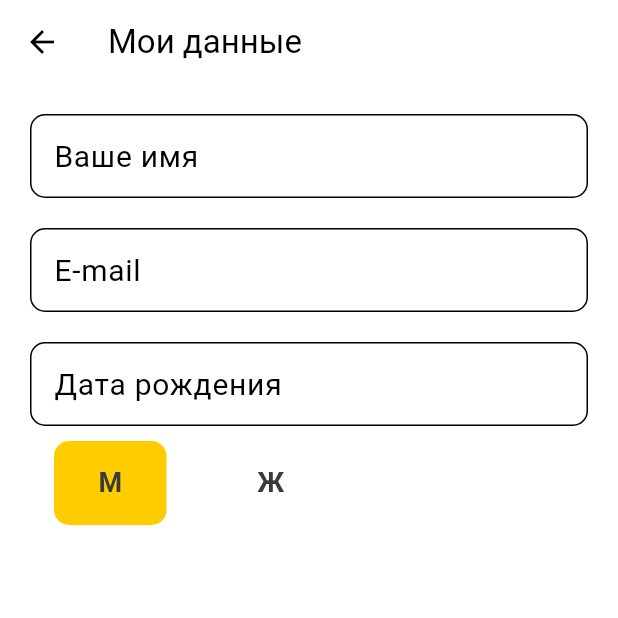
After one commit to soulwound/fusion-app, a Flutter app: the screen it shows after launch, item 4 of the bottom bar chosen, after a tap on "Мои данные", on a phone screen of 412 x 824 dp, the top half of it. The commit adds this screen. Run offline on Flutter 3.47's test engine with Material 3 defaults, Android fonts, the phone set to English and light mode, and no system bars; our stand-ins replace qr_flutter.

Commit message:
Add profile and profile data pages. Make a navigation

```diff
--- a/lib/pages/home_page.dart
+++ b/lib/pages/home_page.dart
@@ -4,9 +4,9 @@ import 'package:qr_flutter/qr_flutter.dart';
 
 class HomePage extends StatelessWidget{
 
-  HomePage({super.key});
+  const HomePage({super.key});
 
-  bool isQRMenuExpanded = false;
+  final bool isQRMenuExpanded = false;
 
   @override
   Widget build(BuildContext context) {
@@ -24,7 +24,7 @@ class HomePage extends StatelessWidget{
               ),
             ),
           ),
-          QRMenu(),
+          const QRMenu(),
           BallBalance(balance:12),
           NewsBlock()
         ],
--- a/lib/pages/navigation.dart
+++ b/lib/pages/navigation.dart
@@ -2,6 +2,7 @@ import 'package:flutter/material.dart';
 import 'package:fusion_app/pages/home_page.dart';
 import 'package:fusion_app/pages/qr_page.dart';
 import 'package:fusion_app/themes/light_theme.dart';
+import 'package:fusion_app/pages/profile_page.dart';
 
 class FABBottomNavigationBarItem {
   FABBottomNavigationBarItem({required this.iconData, required this.text, required this.style});
@@ -54,7 +55,7 @@ class _FABBottomNavigationBarState extends State<FABBottomNavigationBar> {
     HomePage(),
     Text('Order'),
     Text('cart'),
-    Text('profile'),
+    ProfilePage(),
     QrPage()
   ];
 
--- /dev/null
+++ b/lib/pages/profile_page.dart
@@ -0,0 +1,203 @@
+import 'package:flutter/material.dart';
+import 'package:fusion_app/pages/home_page.dart';
+import 'package:fusion_app/themes/light_theme.dart';
+import 'package:qr_flutter/qr_flutter.dart';
+
+class ProfilePage extends StatelessWidget {
+
+  const ProfilePage({super.key});
+
+  @override
+  Widget build(BuildContext context) {
+    return Scaffold(
+      body: ListView(
+        children: [
+          ListTile(
+            title: Text('Виктор'),
+            subtitle: Text('+7(921)610-87-10'),
+            leading: Container(
+              child: Icon(Icons.person_outline, size: 60),
+              decoration: BoxDecoration(
+                  borderRadius: BorderRadius.circular(10),
+                  color: lightMode.colorScheme.primaryContainer
+              ),
+            ),
+          ),
+          ListTile(
+            title: Text('Мои данные'),
+            leading: Icon(Icons.admin_panel_settings_rounded),
+            onTap: () {
+              Navigator.push(
+                context,
+                MaterialPageRoute(
+                    builder: (context) => UserDataPage()
+                )
+              );
+            },
+          ),
+          ListTile(
+            title: Text('История заказов'),
+            leading: Icon(Icons.calendar_month_rounded),
+            onTap: () {},
+          ),
+          ListTile(
+            title: Text('Мои карты'),
+            leading: Icon(Icons.credit_card_rounded),
+            onTap: () {},
+          ),
+          ListTile(
+            title: Text('О нас'),
+            leading: Icon(Icons.info_rounded),
+            onTap: () {},
+          ),
+          ListTile(
+            title: Text('Выйти'),
+            leading: Icon(Icons.exit_to_app_rounded),
+            onTap: () {},
+          ),
+        ],
+      ),
+    );
+  }
+}
+
+class UserDataPage extends StatelessWidget{
+  const UserDataPage({super.key});
+
+  @override
+  Widget build(BuildContext context) {
+    return Scaffold(
+      appBar: AppBar(
+        title: const Text('Мои данные'),
+      ),
+      body: Container(
+        padding: const EdgeInsets.only(
+          left: 20,
+          right: 20,
+          top: 10
+        ),
+        child: const Column(
+          children: [
+            UserDataTextField(textFieldLabel: 'Ваше имя'),
+            UserDataTextField(textFieldLabel: 'E-mail'),
+            UserDataTextField(textFieldLabel: 'Дата рождения'),
+            Row(
+              children: [
+                UserDataGenderRadio(),
+              ],
+            )
+          ],
+        ),
+      ),
+    );
+  }
+}
+
+class UserDataTextField extends StatelessWidget{
+
+  final String textFieldLabel;
+
+  const UserDataTextField({super.key, required this.textFieldLabel});
+
+  @override
+  Widget build(BuildContext context) {
+    return Container(
+      padding: const EdgeInsets.only(
+        top: 10,
+        bottom: 10
+      ),
+      child: TextField(
+        decoration: InputDecoration(
+          border: OutlineInputBorder(
+              borderRadius: BorderRadius.circular(10)
+          ),
+          label: Text(textFieldLabel, style: TextStyle(fontSize: 20),),
+        ),
+      ),
+    );
+  }
+}
+
+class UserDataGenderRadio extends StatefulWidget {
+  const UserDataGenderRadio({super.key});
+
+
+  @override
+  State<StatefulWidget> createState() => UserDataGenderRadioState();
+
+}
+
+class UserDataGenderRadioState extends State<UserDataGenderRadio> {
+
+  int _value = 1;
+
+  @override
+  Widget build(BuildContext context) {
+    return Row(
+      children: [
+        UserDataGenderRadioTile(
+            value: 1,
+            onChanged: (value) => setState(() { _value = value; }),
+            leading: 'М',
+            selectedValue: _value
+        ),
+        UserDataGenderRadioTile(
+            value: 2,
+            onChanged: (value) => setState(() { _value = value; }),
+            leading: 'Ж',
+            selectedValue: _value
+        ),
+      ],
+    );
+  }
+
+}
+
+class UserDataGenderRadioTile extends StatelessWidget {
+  final int value;
+  final int selectedValue;
+  final String leading;
+  final ValueChanged<int> onChanged;
+
+  const UserDataGenderRadioTile({super.key, required this.value, required this.onChanged, required this.leading, required this.selectedValue});
+
+  @override
+  Widget build(BuildContext context) {
+    return InkWell(
+      highlightColor: Colors.transparent,
+      splashColor: Colors.transparent,
+      onTap: () => onChanged(value),
+      child: Container(
+        height: 56,
+        padding: EdgeInsets.symmetric(horizontal: 16),
+        child: Row(
+          children: [
+            _customRadioButton,
+          ],
+        ),
+      ),
+    );
+  }
+
+  Widget get _customRadioButton {
+    final isSelected = (value == selectedValue);
+    return Container(
+      padding: EdgeInsets.symmetric(horizontal: 5, vertical: 8),
+      alignment: AlignmentDirectional.center,
+      width: 75,
+      decoration: BoxDecoration(
+        color: isSelected ? lightMode.colorScheme.primary : null,
+        borderRadius: BorderRadius.circular(10)
+      ),
+      child: Text(
+        leading,
+        style: TextStyle(
+          color: isSelected ? lightMode.colorScheme.onPrimaryContainer : lightMode.colorScheme.onPrimaryContainer,
+          fontWeight: FontWeight.bold,
+          fontSize: 18,
+        ),
+      ),
+    );
+  }
+
+}
```
